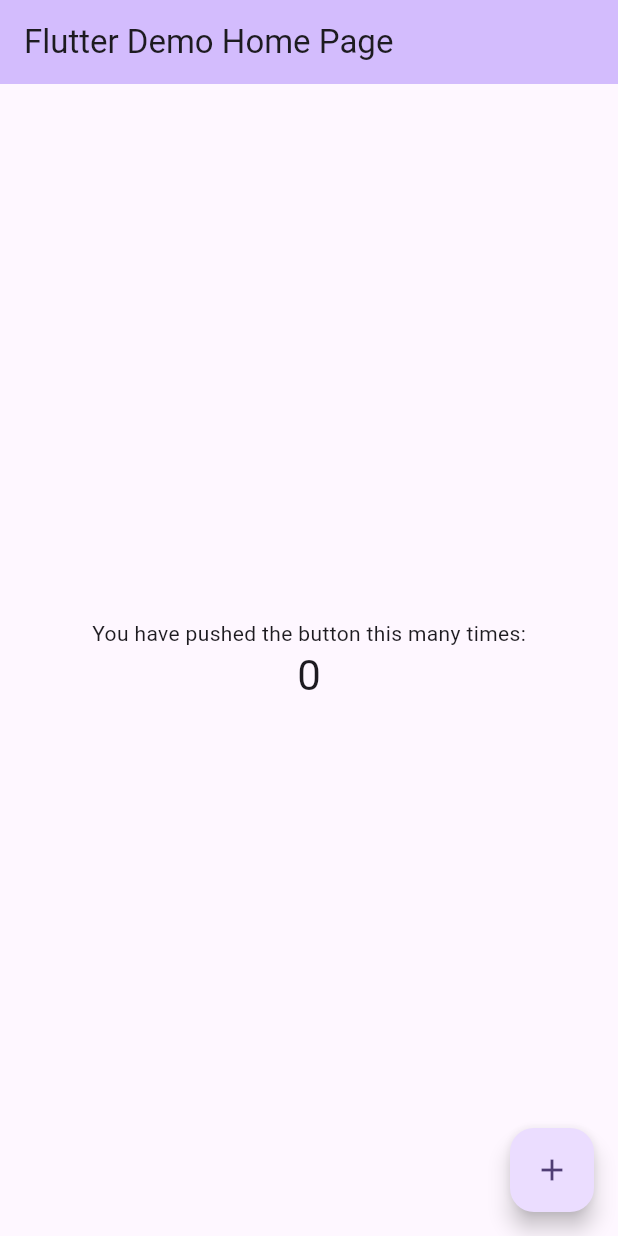
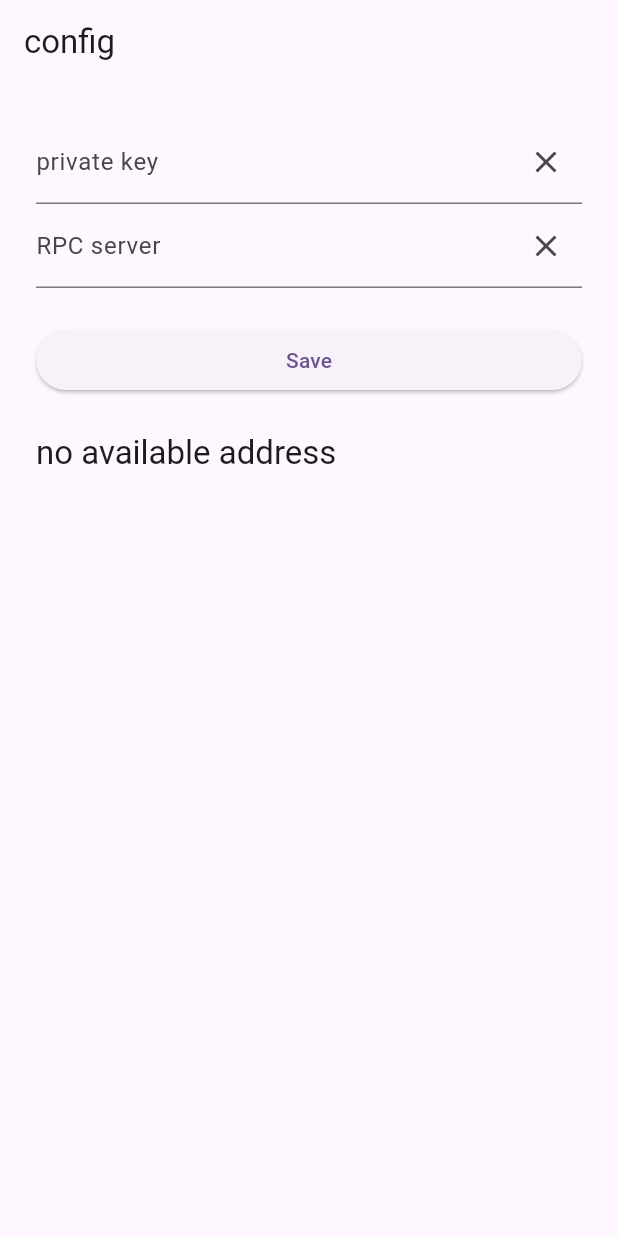
Before and after one commit to akio-code/flutter_web3, a Flutter app: the screen it shows after launch, on a phone screen of 412 x 824 dp. Run offline on Flutter 3.47's test engine with Material 2 defaults, Android fonts, the phone set to English and light mode, and no system bars; our stand-ins replace bloc, flutter_bloc; missing offline and left inert: web3dart.

Commit message:
feat feat: added base page

```diff
--- /dev/null
+++ b/lib/app.dart
@@ -0,0 +1,36 @@
+import 'package:flutter/cupertino.dart';
+import 'package:flutter_bloc/flutter_bloc.dart';
+import 'package:flutter_rental_blockchain/config/bloc/config_bloc.dart';
+import 'package:flutter_rental_blockchain/config/config_page.dart';
+
+class App extends StatefulWidget {
+  const App({super.key});
+
+  @override
+  State<App> createState() => _AppState();
+}
+
+class _AppState extends State<App> {
+  @override
+  Widget build(BuildContext context) {
+    return BlocProvider<ConfigBloc>(
+      create: (context) => ConfigBloc(),
+      child: Navigator(
+        initialRoute: "/config",
+        onGenerateRoute: _onGenerateRoute,
+      ),
+    );
+  }
+
+  Route? _onGenerateRoute(RouteSettings settings) {
+    final route = settings.name;
+
+    if (route == "/config") {
+      return CupertinoPageRoute(
+        builder: (context) => const ConfigPage(),
+      );
+    }
+
+    return null;
+  }
+}
--- /dev/null
+++ b/lib/config/bloc/config_bloc.dart
@@ -0,0 +1,58 @@
+import 'dart:async';
+
+import 'package:bloc/bloc.dart';
+import 'package:http/http.dart';
+import 'package:meta/meta.dart';
+import 'package:web3dart/web3dart.dart';
+
+part 'config_event.dart';
+part 'config_state.dart';
+
+class ConfigBloc extends Bloc<ConfigEvent, ConfigState> {
+  ConfigBloc()
+      : super(
+          ConfigState(privateKey: '', rpcServer: ''),
+        ) {
+    on<PrivateKeyChanged>(_handlePrivateKeyChanged);
+    on<RpcServerChanged>(_handleRpcServerChanged);
+    on<SaveConfig>(_handleSaveConfig);
+  }
+
+  FutureOr<void> _handlePrivateKeyChanged(
+    PrivateKeyChanged event,
+    Emitter<ConfigState> emit,
+  ) {
+    emit(
+      state.copyWith(
+        privateKey: event.value,
+      ),
+    );
+  }
+
+  FutureOr<void> _handleRpcServerChanged(
+    RpcServerChanged event,
+    Emitter<ConfigState> emit,
+  ) {
+    emit(
+      state.copyWith(
+        rpcServer: event.value,
+      ),
+    );
+  }
+
+  FutureOr<void> _handleSaveConfig(
+    SaveConfig event,
+    Emitter<ConfigState> emit,
+  ) {
+    final web3client = Web3Client(state.privateKey, Client());
+    final credentials = EthPrivateKey.fromHex(state.privateKey);
+    final address = credentials.address;
+
+    emit(
+      state.copyWith(
+        web3client: web3client,
+        address: address,
+      ),
+    );
+  }
+}
--- /dev/null
+++ b/lib/config/bloc/config_event.dart
@@ -0,0 +1,18 @@
+part of 'config_bloc.dart';
+
+@immutable
+abstract class ConfigEvent {}
+
+class PrivateKeyChanged extends ConfigEvent {
+  PrivateKeyChanged(this.value);
+
+  final String value;
+}
+
+class RpcServerChanged extends ConfigEvent {
+  RpcServerChanged(this.value);
+
+  final String value;
+}
+
+class SaveConfig extends ConfigEvent {}
--- /dev/null
+++ b/lib/config/bloc/config_state.dart
@@ -0,0 +1,29 @@
+part of 'config_bloc.dart';
+
+class ConfigState {
+  ConfigState({
+    required this.privateKey,
+    required this.rpcServer,
+    this.web3client,
+    this.address,
+  });
+
+  final String privateKey;
+  final String rpcServer;
+  final Web3Client? web3client;
+  final EthereumAddress? address;
+
+  ConfigState copyWith({
+    String? privateKey,
+    String? rpcServer,
+    Web3Client? web3client,
+    EthereumAddress? address,
+  }) {
+    return ConfigState(
+      privateKey: privateKey ?? this.privateKey,
+      rpcServer: rpcServer ?? this.rpcServer,
+      web3client: web3client ?? this.web3client,
+      address: address ?? this.address,
+    );
+  }
+}
--- /dev/null
+++ b/lib/config/config_page.dart
@@ -0,0 +1,74 @@
+import 'package:flutter/material.dart';
+import 'package:flutter_bloc/flutter_bloc.dart';
+
+import 'bloc/config_bloc.dart';
+
+class ConfigPage extends StatefulWidget {
+  const ConfigPage({super.key});
+
+  @override
+  State<ConfigPage> createState() => _ConfigPageState();
+}
+
+class _ConfigPageState extends State<ConfigPage> {
+  final _privateKeyController = TextEditingController();
+  final _rpcServerController = TextEditingController();
+
+  @override
+  Widget build(BuildContext context) {
+    final configBloc = context.read<ConfigBloc>();
+
+    return Scaffold(
+      appBar: AppBar(
+        title: const Text('config'),
+      ),
+      body: ListView(
+        padding: const EdgeInsets.all(24),
+        children: [
+          TextField(
+            controller: _privateKeyController,
+            onChanged: (value) => configBloc.add(PrivateKeyChanged(value)),
+            obscureText: true,
+            decoration: InputDecoration(
+              labelText: 'private key',
+              suffixIcon: GestureDetector(
+                onTap: _privateKeyController.clear,
+                child: const Icon(Icons.clear),
+              ),
+            ),
+          ),
+          TextField(
+            controller: _rpcServerController,
+            onChanged: (value) => configBloc.add(RpcServerChanged(value)),
+            decoration: InputDecoration(
+              labelText: 'RPC server',
+              suffixIcon: GestureDetector(
+                onTap: _rpcServerController.clear,
+                child: const Icon(Icons.clear),
+              ),
+            ),
+          ),
+          Padding(
+            padding: const EdgeInsets.only(top: 24),
+            child: ElevatedButton(
+              onPressed: () => configBloc.add(SaveConfig()),
+              child: const Text('Save'),
+            ),
+          ),
+          BlocBuilder<ConfigBloc, ConfigState>(
+            builder: (context, state) {
+              return Padding(
+                padding: const EdgeInsets.only(top: 24),
+                child: SelectableText(
+                  configBloc.state.address?.toString() ??
+                      'no available address',
+                  style: Theme.of(context).textTheme.titleLarge,
+                ),
+              );
+            },
+          ),
+        ],
+      ),
+    );
+  }
+}
--- a/lib/main.dart
+++ b/lib/main.dart
@@ -1,4 +1,6 @@
 import 'package:flutter/material.dart';
+
+import 'app.dart';
 
 void main() {
   runApp(const MyApp());
@@ -7,119 +9,15 @@ void main() {
 class MyApp extends StatelessWidget {
   const MyApp({super.key});
 
-  // This widget is the root of your application.
   @override
   Widget build(BuildContext context) {
     return MaterialApp(
       title: 'Flutter Demo',
       theme: ThemeData(
-        // This is the theme of your application.
-        //
-        // TRY THIS: Try running your application with "flutter run". You'll see
-        // the application has a blue toolbar. Then, without quitting the app,
-        // try changing the seedColor in the colorScheme below to Colors.green
-        // and then invoke "hot reload" (save your changes or press the "hot
-        // reload" button in a Flutter-supported IDE, or press "r" if you used
-        // the command line to start the app).
-        //
-        // Notice that the counter didn't reset back to zero; the application
-        // state is not lost during the reload. To reset the state, use hot
-        // restart instead.
-        //
-        // This works for code too, not just values: Most code changes can be
-        // tested with just a hot reload.
         colorScheme: ColorScheme.fromSeed(seedColor: Colors.deepPurple),
         useMaterial3: true,
       ),
-      home: const MyHomePage(title: 'Flutter Demo Home Page'),
+      home: const App(),
     );
   }
 }
-
-class MyHomePage extends StatefulWidget {
-  const MyHomePage({super.key, required this.title});
-
-  // This widget is the home page of your application. It is stateful, meaning
-  // that it has a State object (defined below) that contains fields that affect
-  // how it looks.
-
-  // This class is the configuration for the state. It holds the values (in this
-  // case the title) provided by the parent (in this case the App widget) and
-  // used by the build method of the State. Fields in a Widget subclass are
-  // always marked "final".
-
-  final String title;
-
-  @override
-  State<MyHomePage> createState() => _MyHomePageState();
-}
-
-class _MyHomePageState extends State<MyHomePage> {
-  int _counter = 0;
-
-  void _incrementCounter() {
-    setState(() {
-      // This call to setState tells the Flutter framework that something has
-      // changed in this State, which causes it to rerun the build method below
-      // so that the display can reflect the updated values. If we changed
-      // _counter without calling setState(), then the build method would not be
-      // called again, and so nothing would appear to happen.
-      _counter++;
-    });
-  }
-
-  @override
-  Widget build(BuildContext context) {
-    // This method is rerun every time setState is called, for instance as done
-    // by the _incrementCounter method above.
-    //
-    // The Flutter framework has been optimized to make rerunning build methods
-    // fast, so that you can just rebuild anything that needs updating rather
-    // than having to individually change instances of widgets.
-    return Scaffold(
-      appBar: AppBar(
-        // TRY THIS: Try changing the color here to a specific color (to
-        // Colors.amber, perhaps?) and trigger a hot reload to see the AppBar
-        // change color while the other colors stay the same.
-        backgroundColor: Theme.of(context).colorScheme.inversePrimary,
-        // Here we take the value from the MyHomePage object that was created by
-        // the App.build method, and use it to set our appbar title.
-        title: Text(widget.title),
-      ),
-      body: Center(
-        // Center is a layout widget. It takes a single child and positions it
-        // in the middle of the parent.
-        child: Column(
-          // Column is also a layout widget. It takes a list of children and
-          // arranges them vertically. By default, it sizes itself to fit its
-          // children horizontally, and tries to be as tall as its parent.
-          //
-          // Column has various properties to control how it sizes itself and
-          // how it positions its children. Here we use mainAxisAlignment to
-          // center the children vertically; the main axis here is the vertical
-          // axis because Columns are vertical (the cross axis would be
-          // horizontal).
-          //
-          // TRY THIS: Invoke "debug painting" (choose the "Toggle Debug Paint"
-          // action in the IDE, or press "p" in the console), to see the
-          // wireframe for each widget.
-          mainAxisAlignment: MainAxisAlignment.center,
-          children: <Widget>[
-            const Text(
-              'You have pushed the button this many times:',
-            ),
-            Text(
-              '$_counter',
-              style: Theme.of(context).textTheme.headlineMedium,
-            ),
-          ],
-        ),
-      ),
-      floatingActionButton: FloatingActionButton(
-        onPressed: _incrementCounter,
-        tooltip: 'Increment',
-        child: const Icon(Icons.add),
-      ), // This trailing comma makes auto-formatting nicer for build methods.
-    );
-  }
-}
--- a/pubspec.yaml
+++ b/pubspec.yaml
@@ -35,6 +35,9 @@ dependencies:
   # The following adds the Cupertino Icons font to your application.
   # Use with the CupertinoIcons class for iOS style icons.
   cupertino_icons: ^1.0.2
+  web3dart: ^2.6.1
+  http: ^0.13.6
+  flutter_bloc: ^8.1.3
 
 dev_dependencies:
   flutter_test:
```
Also changed, not shown: pubspec.lock.
